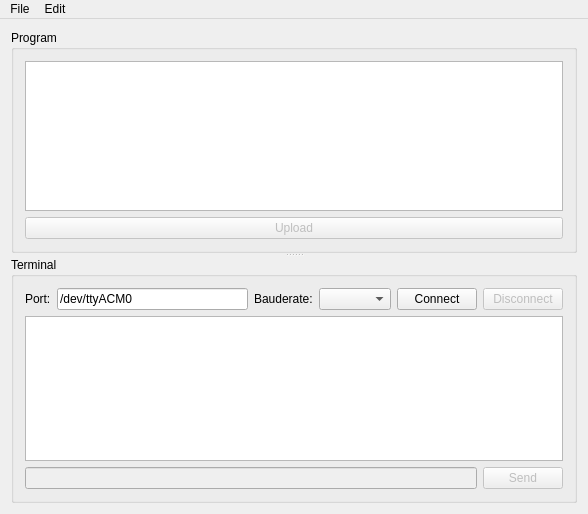
Qt form Programmer/Programmer/mainwindow.ui (oberger4711/four-legged-robot) before a commit.
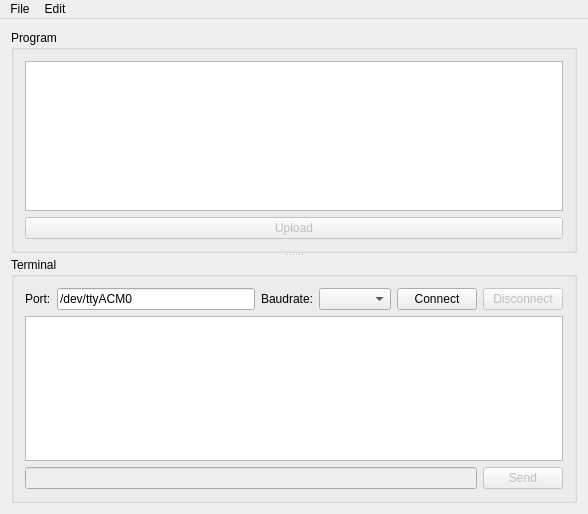
The same form after that commit.

Commit message: Fixed typo in label from 'Bauderate' to 'Baudrate'.

The edit to the form file:
```diff
--- a/Programmer/Programmer/mainwindow.ui
+++ b/Programmer/Programmer/mainwindow.ui
@@ -66,7 +66,7 @@
             <item>
              <widget class="QLabel" name="label_2">
               <property name="text">
-               <string>Bauderate:</string>
+               <string>Baudrate:</string>
               </property>
              </widget>
             </item>
```
Left out of the diff: 2 changed lines with no effect on the pictures. The commit also changes 12 other files.
